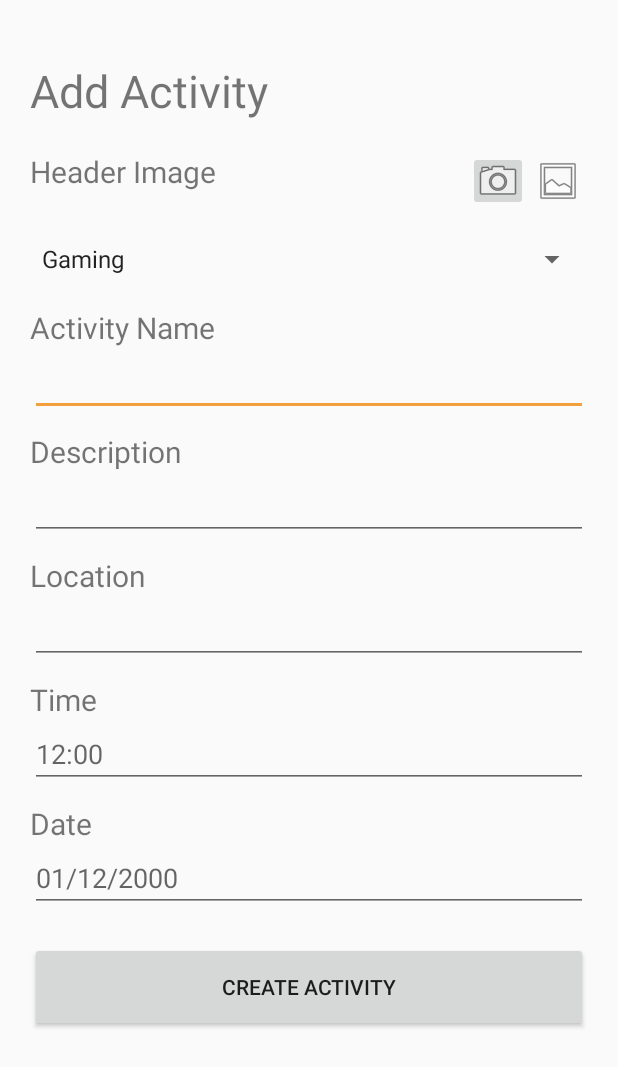
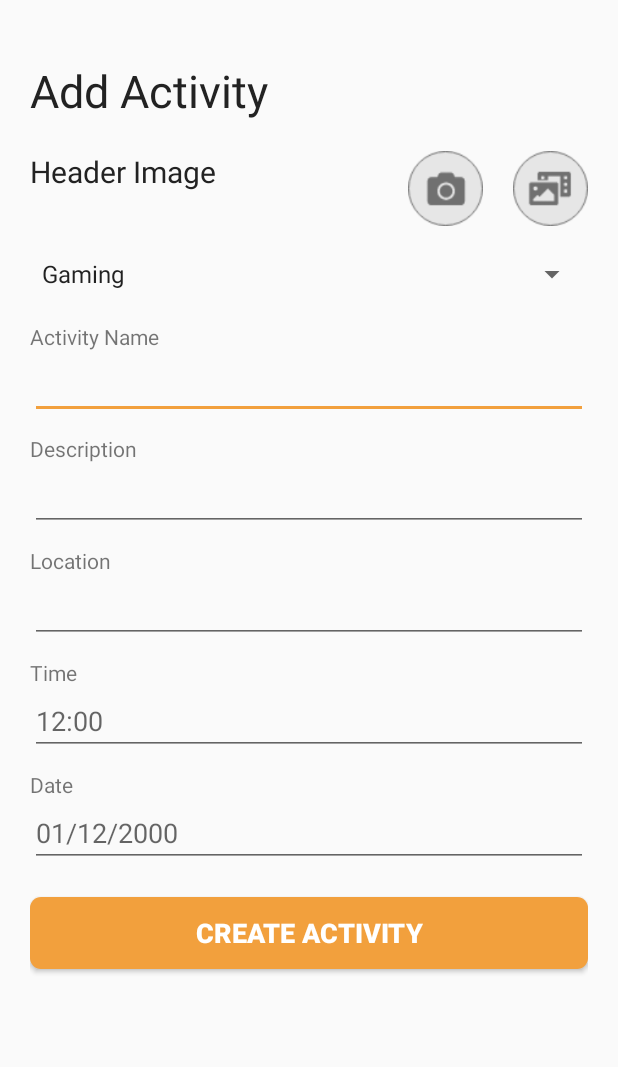
Before and after one commit to tgonet/Social.ly, an Android app: the CreateActivity screen opened directly, with no data from a screen before it, on a phone screen of 412 x 824 dp. Shown: the top 1067 px of the screen. Run offline under Robolectric (Android 15) with nearby library versions, the phone set to English and light mode, and no system bars; our stand-ins replace Firebase (no records; nobody signed in at launch, a user with empty details on screens opened directly); Roboto replaces fonts that are not available here.

Commit message:
Fixed ConcurrentModificationException in Coversation, updated designs and fixed the logout bug

```diff
--- a/app/src/main/java/sg/MAD/socially/Session.java
+++ /dev/null
@@ -1,5 +0,0 @@
-package sg.MAD.socially;
-
-public class Session {
-
-}
--- a/app/src/main/res/drawable/background_left.xml
+++ b/app/src/main/res/drawable/background_left.xml
@@ -5,5 +5,5 @@
     <corners
         android:radius="10dp"
         android:topLeftRadius="0dp"/>
-    <solid android:color="@color/right"></solid>
+    <solid android:color="@color/left"></solid>
 </shape>
--- a/app/src/main/res/layout/activity_message.xml
+++ b/app/src/main/res/layout/activity_message.xml
@@ -4,7 +4,7 @@
     xmlns:tools="http://schemas.android.com/tools"
     android:layout_width="match_parent"
     android:layout_height="match_parent"
-    android:background="#EAE2E2"
+    android:background="@color/colorBackgroundColor"
     tools:context=".Message">
 
     <androidx.appcompat.widget.Toolbar
@@ -33,6 +33,7 @@
             android:layout_alignParentTop="true"
             android:layout_marginLeft="25dp"
             android:text="TextView"
+            android:textColor="#ffffff"
             android:textSize="18sp" />
     </androidx.appcompat.widget.Toolbar>
 
--- a/app/src/main/res/layout/activity_new_chat.xml
+++ b/app/src/main/res/layout/activity_new_chat.xml
@@ -4,7 +4,7 @@
     xmlns:tools="http://schemas.android.com/tools"
     android:layout_width="match_parent"
     android:layout_height="match_parent"
-    android:background="#FFFFFF"
+    android:background="@color/colorBackgroundColor"
     android:orientation="vertical"
     tools:context=".NewChat">
 
@@ -14,6 +14,7 @@
         android:layout_height="wrap_content"
         android:layout_margin="20dp"
         android:text="Click on a friend to start chatting!"
+        android:textColor="@color/colorPrimary"
         android:textSize="20sp" />
 
     <androidx.recyclerview.widget.RecyclerView
--- a/app/src/main/res/layout/chat_left_item.xml
+++ b/app/src/main/res/layout/chat_left_item.xml
@@ -18,5 +18,6 @@
         android:background="@drawable/background_left"
         android:padding="8dp"
         android:text="TextView"
-        android:textSize="18sp"/>
+        android:textColor="#FFFFFF"
+        android:textSize="18sp" />
 </RelativeLayout>
--- a/app/src/main/res/layout/create_activity.xml
+++ b/app/src/main/res/layout/create_activity.xml
@@ -15,6 +15,7 @@
         android:layout_height="wrap_content"
         android:layout_marginTop="40dp"
         android:text="Add Activity"
+        android:textColor="@color/colorPrimary"
         android:textSize="30sp" />
 
     <LinearLayout
@@ -29,26 +30,28 @@
             android:layout_marginTop="20dp"
             android:layout_weight="1"
             android:text="Header Image"
+            android:textColor="@color/colorPrimary"
             android:textSize="20sp" />
+
 
         <ImageButton
             android:id="@+id/Camera_Createactivity"
-            android:layout_width="40dp"
-            android:layout_height="40dp"
+            android:layout_width="50dp"
+            android:layout_height="50dp"
             android:layout_marginTop="20dp"
+            android:layout_marginEnd="20dp"
             android:contentDescription="@string/take_photo"
             android:foregroundGravity="left"
-            app:srcCompat="@android:drawable/ic_menu_camera" />
+            android:background="@drawable/camera_button" />
 
         <ImageButton
             android:id="@+id/Gallery_select_Createactivity"
-            android:layout_width="40dp"
-            android:layout_height="40dp"
+            android:layout_width="50dp"
+            android:layout_height="50dp"
             android:layout_marginTop="20dp"
-            android:background="#00FFFFFF"
             android:contentDescription="@string/image_gallery"
             android:foregroundGravity="left"
-            android:src="@android:drawable/ic_menu_gallery" />
+            android:background="@drawable/gallery_button" />
 
     </LinearLayout>
 
@@ -67,7 +70,7 @@
         android:layout_height="wrap_content"
         android:layout_marginTop="20dp"
         android:text="Activity Name"
-        android:textSize="20sp"/>
+        />
 
     <EditText
         android:id="@+id/new_activity_name"
@@ -81,7 +84,7 @@
         android:layout_height="wrap_content"
         android:layout_marginTop="10dp"
         android:text="Description"
-        android:textSize="20sp"/>
+        />
 
     <EditText
         android:id="@+id/new_desc"
@@ -95,7 +98,7 @@
         android:layout_height="wrap_content"
         android:layout_marginTop="10dp"
         android:text="Location"
-        android:textSize="20sp"/>
+        />
 
     <EditText
         android:id="@+id/new_actlocation"
@@ -109,7 +112,7 @@
         android:layout_height="wrap_content"
         android:layout_marginTop="10dp"
         android:text="Time"
-        android:textSize="20sp"/>
+        />
 
     <EditText
         android:id="@+id/new_acttime"
@@ -127,7 +130,7 @@
         android:layout_height="wrap_content"
         android:layout_marginTop="10dp"
         android:text="Date"
-        android:textSize="20sp"/>
+        />
 
     <EditText
         android:id="@+id/new_actdate"
@@ -143,8 +146,14 @@
     <Button
         android:id="@+id/Create_activity_button"
         android:layout_width="match_parent"
-        android:layout_height="60dp"
+        android:layout_height="wrap_content"
         android:layout_marginTop="20dp"
-        android:text="@string/create_activity" />
+        android:text="@string/create_activity"
+        android:background="@drawable/primary_button"
+        android:shadowColor="#31FFFFFF"
+        android:shadowRadius="0"
+        android:textColor="#FFFFFF"
+        android:textSize="18sp"
+        android:textStyle="bold"/>
 
 </LinearLayout>
--- a/app/src/main/res/layout/gridfrienditem.xml
+++ b/app/src/main/res/layout/gridfrienditem.xml
@@ -2,12 +2,12 @@
 <LinearLayout xmlns:android="http://schemas.android.com/apk/res/android"
     xmlns:app="http://schemas.android.com/apk/res-auto"
     android:layout_width="100dp"
-    android:layout_height="120dp">
+    android:layout_height="140dp">
 
     <androidx.cardview.widget.CardView
         android:layout_width="match_parent"
         android:layout_height="match_parent"
-        app:cardBackgroundColor="#F1EFEF">
+        app:cardBackgroundColor="@color/colorBackgroundColor">
 
         <LinearLayout
             android:layout_width="match_parent"
--- a/app/src/main/res/values/colors.xml
+++ b/app/src/main/res/values/colors.xml
@@ -4,6 +4,6 @@
     <color name="colorPrimaryDark">#F2F2F2</color>
     <color name="colorAccent">#F2A03D</color>
     <color name="colorBackgroundColor">#F2F2F2</color>
-    <color name="right">#21d1de</color>
-    <color name="left">#75e916</color>
+    <color name="right">#FFFFFF</color>
+    <color name="left">#F2A03D</color>
 </resources>
```
Also changed, not shown: app/src/main/java/sg/MAD/socially/Conversation.java (+17 -18 lines), app/src/main/java/sg/MAD/socially/MainActivity.java (+7 -1 lines), app/src/main/res/layout/activity_conversation.xml (+9 -29 lines), app/src/main/res/layout/chat_right_item.xml (+5 -12 lines), app/src/main/res/layout/display_activities.xml (+6 -4 lines), app/src/main/res/layout/useritem.xml (+10 -2 lines).
